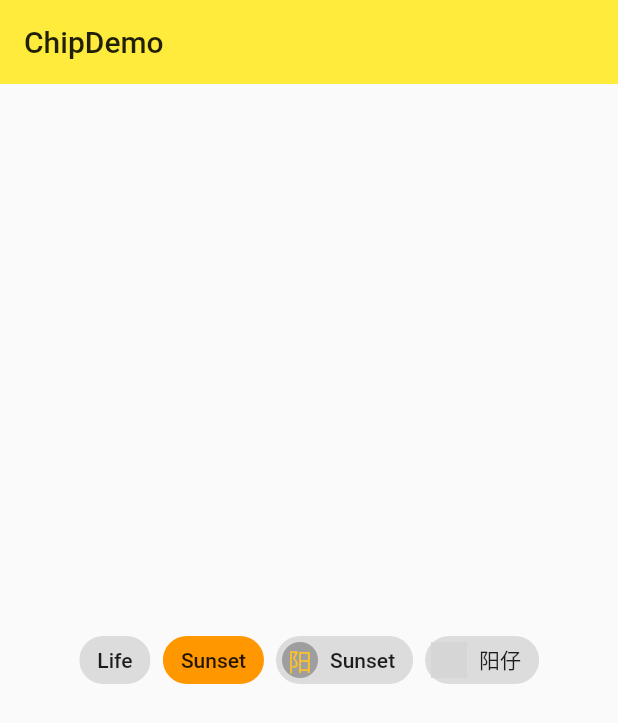
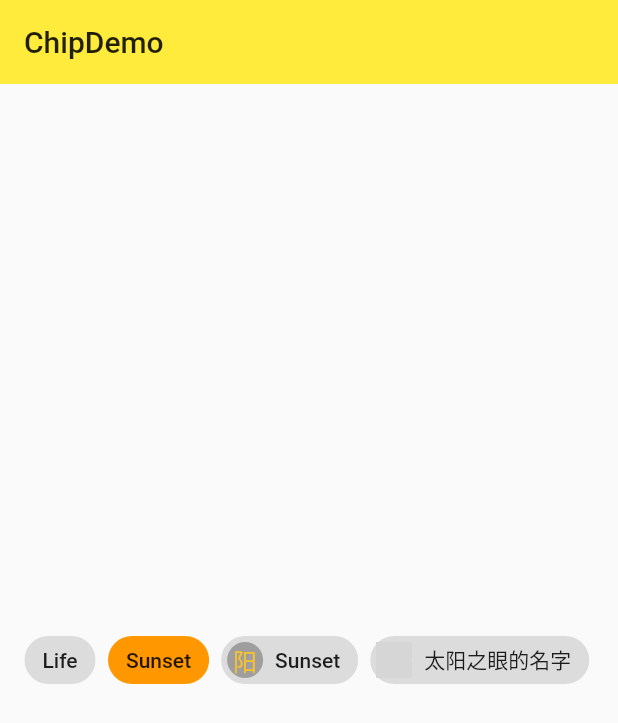
Before and after one commit to yangBlock/Flutter_learn, a Flutter app: the ChipDemo screen opened directly, on a phone screen of 412 x 824 dp. Shown: the top 723 px of the screen. Run offline on Flutter 3.47's test engine with Material 2 defaults, Android fonts, the phone set to English and light mode, and no system bars; network calls fail; grey boxes are pictures that could not be loaded.

Commit message:
Wrap：换行显示小部件

```diff
--- a/lib/demo/chip_demo.dart
+++ b/lib/demo/chip_demo.dart
@@ -18,18 +18,17 @@ class _ChipDemoState extends State<ChipDemo> {
         child: Column(
           mainAxisAlignment: MainAxisAlignment.center,
           children: <Widget>[
-            Row(
-              mainAxisAlignment: MainAxisAlignment.center,
+            Wrap(
+              spacing: 8.0,
+              runSpacing: 8.0,
               children: <Widget>[
                 Chip(
                   label: Text('Life'),
                 ),
-                SizedBox(width: 8.0),
                 Chip(
                   label: Text('Sunset'),
                   backgroundColor: Colors.orange,
                 ),
-                SizedBox(width: 8.0),
                 Chip(
                   label: Text('Sunset'),
                   avatar: CircleAvatar(
@@ -37,9 +36,8 @@ class _ChipDemoState extends State<ChipDemo> {
                     child: Text('阳'),
                   ),
                 ),
-                SizedBox(width: 8.0),
                 Chip(
-                  label: Text('阳仔'),
+                  label: Text('太阳之眼的名字'),
                   avatar: CircleAvatar(
                     backgroundImage: NetworkImage('http://t7.baidu.com/it/u=2336214222,3541748819&fm=79&app=86&size=h300&n=0&g=4n&f=jpeg?sec=1590142371&t=929b38fea24db098b7326c8eb4856532'),
                   ),
```
